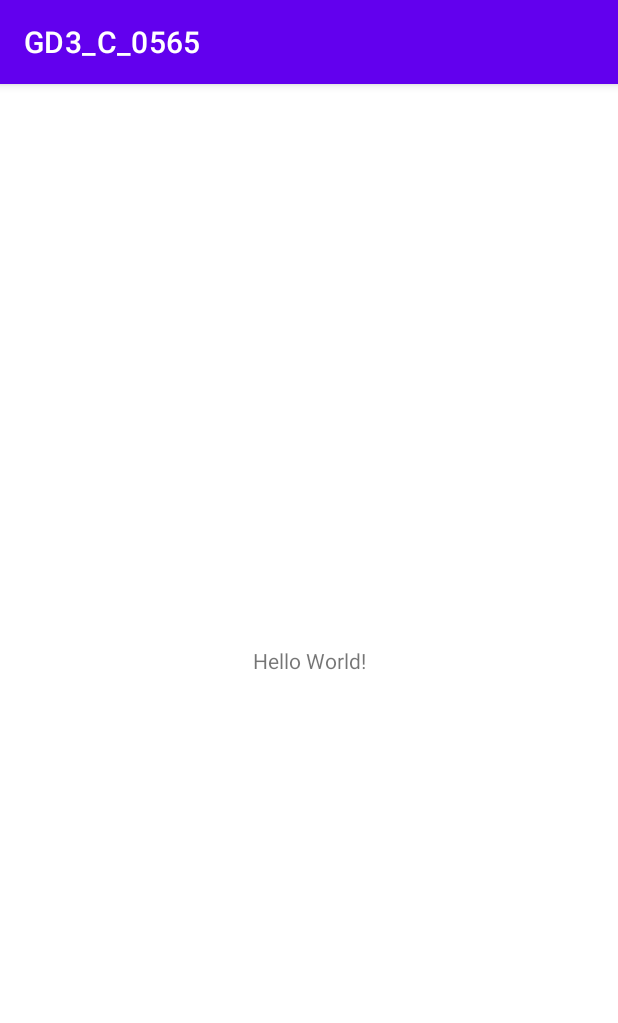
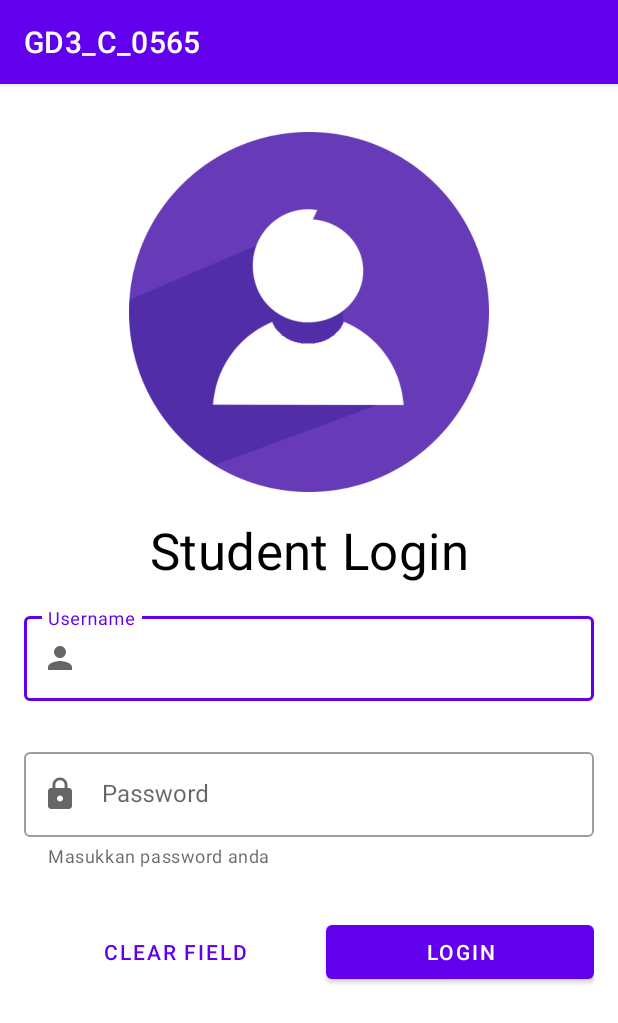
Before and after one commit to anitaharyodi/Praktikum-PBP-0565, an Android app: the screen it shows after launch (MainActivity), on a phone screen of 412 x 824 dp. Shown: the top 1023 px of the screen. Run offline under Robolectric (Android 15) with nearby library versions, the phone set to English and light mode, and no system bars.

Commit message:
GD3_C_0565

```diff
--- a/3/GD3_C_0565/app/src/main/res/layout/activity_main.xml
+++ b/3/GD3_C_0565/app/src/main/res/layout/activity_main.xml
@@ -7,13 +7,98 @@
     android:layout_height="match_parent"
     tools:context=".MainActivity">
 
-    <TextView
-        android:layout_width="wrap_content"
-        android:layout_height="wrap_content"
-        android:text="Hello World!"
-        app:layout_constraintBottom_toBottomOf="parent"
+    <ImageView
+        android:id="@+id/imageView"
+        android:layout_width="240dp"
+        android:layout_height="240dp"
+        android:layout_marginTop="32dp"
+        android:src="@drawable/unnamed"
         app:layout_constraintEnd_toEndOf="parent"
         app:layout_constraintStart_toStartOf="parent"
         app:layout_constraintTop_toTopOf="parent" />
 
+    <TextView
+        android:id="@+id/textView"
+        android:layout_width="wrap_content"
+        android:layout_height="wrap_content"
+        android:layout_marginTop="16dp"
+        android:text="Student Login"
+        android:textColor="@color/black"
+        style="@style/TextAppearance.MaterialComponents.Headline4"
+        app:layout_constraintEnd_toEndOf="@+id/imageView"
+        app:layout_constraintStart_toStartOf="@+id/imageView"
+        app:layout_constraintTop_toBottomOf="@+id/imageView" />
+
+    <LinearLayout
+        android:id="@+id/linearLayout2"
+        android:layout_width="match_parent"
+        android:layout_height="wrap_content"
+        android:layout_marginStart="16dp"
+        android:layout_marginEnd="16dp"
+        app:layout_constraintTop_toBottomOf="@+id/textView"
+        android:paddingTop="16dp"
+        android:paddingBottom="16dp"
+        android:orientation="vertical">
+
+        <com.google.android.material.textfield.TextInputLayout
+            android:id="@+id/inputLayoutUsername"
+            android:layout_width="match_parent"
+            android:layout_height="wrap_content"
+            style="@style/Widget.MaterialComponents.TextInputLayout.OutlinedBox"
+            android:hint="Username"
+            app:errorEnabled="true"
+            app:startIconDrawable="@drawable/ic_user_24"
+            android:layout_marginBottom="8dp">
+
+            <com.google.android.material.textfield.TextInputEditText
+                android:layout_width="match_parent"
+                android:layout_height="wrap_content"
+                android:inputType="text"/>
+
+        </com.google.android.material.textfield.TextInputLayout>
+
+        <com.google.android.material.textfield.TextInputLayout
+            android:id="@+id/inputLayoutPassword"
+            android:layout_width="match_parent"
+            android:layout_height="wrap_content"
+            style="@style/Widget.MaterialComponents.TextInputLayout.OutlinedBox"
+            android:hint="Password"
+            app:errorEnabled="true"
+            app:startIconDrawable="@drawable/ic_lock_24"
+            app:helperText="Masukkan password anda">
+
+            <com.google.android.material.textfield.TextInputEditText
+                android:layout_width="match_parent"
+                android:layout_height="wrap_content"
+                android:inputType="textPassword"/>
+
+        </com.google.android.material.textfield.TextInputLayout>
+
+    </LinearLayout>
+
+    <LinearLayout
+        android:id="@+id/linearLayout"
+        android:layout_width="0dp"
+        android:layout_height="wrap_content"
+        android:layout_marginTop="16dp"
+        app:layout_constraintEnd_toEndOf="@+id/linearLayout2"
+        app:layout_constraintStart_toStartOf="@+id/linearLayout2"
+        app:layout_constraintTop_toBottomOf="@+id/linearLayout2">
+
+        <com.google.android.material.button.MaterialButton
+            android:id="@+id/btnClear"
+            style="@style/Widget.MaterialComponents.Button.TextButton"
+            android:layout_width="wrap_content"
+            android:layout_height="wrap_content"
+            android:layout_weight="1"
+            android:text="Clear Field" />
+
+        <com.google.android.material.button.MaterialButton
+            android:id="@+id/btnLogin"
+            android:layout_width="wrap_content"
+            android:layout_height="wrap_content"
+            android:layout_weight="1"
+            android:text="Login" />
+    </LinearLayout>
+
 </androidx.constraintlayout.widget.ConstraintLayout>
```
